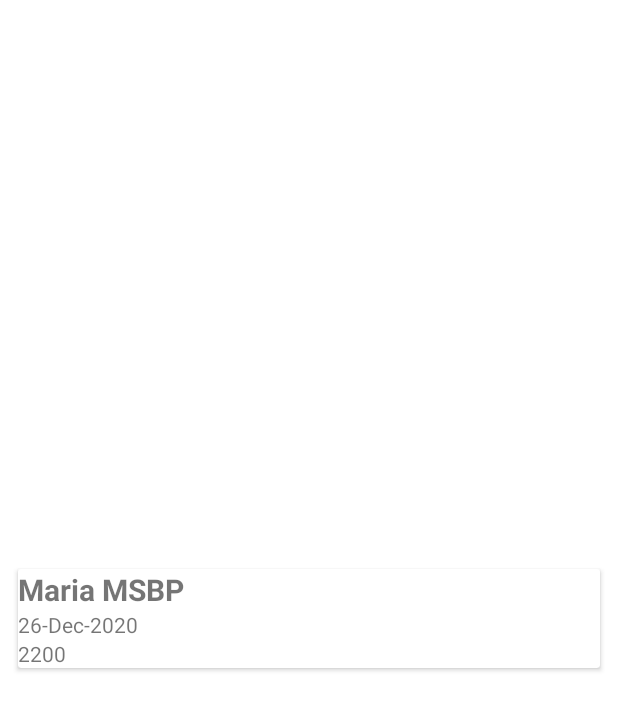
After one commit to kabirnayeem99/PPayed, an Android app: the layout work_list_item.xml on its own in the app's theme, with its tools: preview values and no code run, on a phone screen of 412 x 824 dp. The commit adds this screen. Shown: the top 710 px of the screen. Run offline under Robolectric (Android 15) with nearby library versions, the phone set to English and light mode, and no system bars.

Commit message:
📦 new: creates new work list item card layout

```diff
--- a/app/src/main/java/com/kabirnayeem99/paymentpaid/Adapters/WorkAdapter.java
+++ b/app/src/main/java/com/kabirnayeem99/paymentpaid/Adapters/WorkAdapter.java
@@ -13,7 +13,7 @@ import java.util.List;
 
 public class WorkAdapter extends RecyclerView.Adapter<WorkAdapter.ViewHolder> {
     private LayoutInflater inflater;
-    private List<Work> workList;
+    private final List<Work> workList;
 
     public WorkAdapter(List<Work> workList) {
         this.workList = workList;
--- /dev/null
+++ b/app/src/main/res/layout/work_list_item.xml
@@ -0,0 +1,40 @@
+<?xml version="1.0" encoding="utf-8"?>
+<androidx.constraintlayout.widget.ConstraintLayout xmlns:android="http://schemas.android.com/apk/res/android"
+    xmlns:app="http://schemas.android.com/apk/res-auto"
+    android:layout_width="match_parent"
+    android:layout_height="match_parent">
+
+    <androidx.cardview.widget.CardView
+        android:layout_width="match_parent"
+        android:layout_height="wrap_content"
+        android:layout_margin="12dp"
+        app:layout_constraintBottom_toBottomOf="parent"
+        app:layout_constraintEnd_toEndOf="parent"
+        app:layout_constraintStart_toStartOf="parent"
+        app:layout_constraintTop_toTopOf="parent">
+
+        <LinearLayout
+            android:layout_width="match_parent"
+            android:layout_height="match_parent"
+            android:orientation="vertical">
+
+            <TextView
+                android:layout_width="wrap_content"
+                android:layout_height="wrap_content"
+                android:text="@string/sample_note_title"
+                android:textSize="20sp"
+                android:textStyle="bold" />
+
+            <TextView
+                android:layout_width="wrap_content"
+                android:layout_height="wrap_content"
+                android:text="@string/sample_date" />
+
+            <TextView
+                android:layout_width="wrap_content"
+                android:layout_height="wrap_content"
+                android:text="@string/sample_payment" />
+        </LinearLayout>
+    </androidx.cardview.widget.CardView>
+
+</androidx.constraintlayout.widget.ConstraintLayout>
--- a/app/src/main/res/values/strings.xml
+++ b/app/src/main/res/values/strings.xml
@@ -6,6 +6,9 @@
     <string name="activity_export">Export</string>
     <string name="activity_payment">Payment</string>
     <string name="activity_works">Works</string>
+    <string name="sample_date">26-Dec-2020</string>
+    <string name="sample_note_title">Maria MSBP</string>
+    <string name="sample_payment">2200</string>
     <!-- Strings used for fragments for navigation -->
 
 </resources>
```
